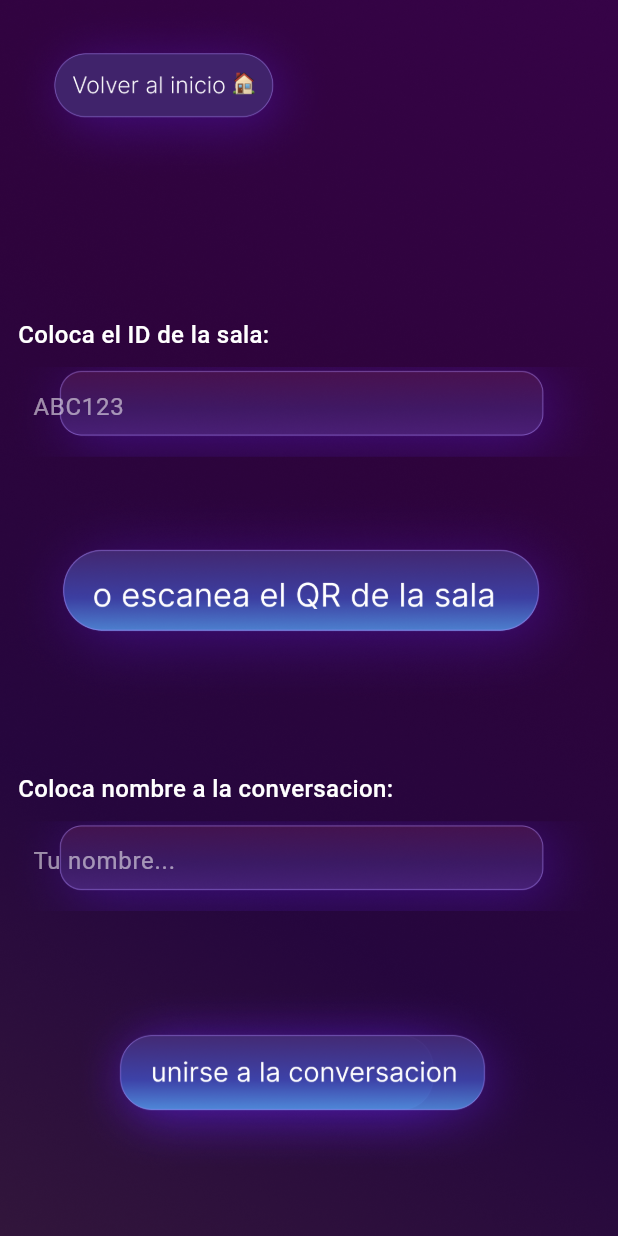
After one commit to tany12arevalo-pixel/HelloHand, a Flutter app: the MenuUnirseConversacionGrupalScreen screen opened by its route, on a phone screen of 412 x 824 dp. The commit adds this screen. Run offline on Flutter 3.47's test engine with Material 3 defaults, Android fonts, the phone set to English and light mode, and no system bars; our stand-ins replace go_router, shared_preferences; accounts and stored records are empty.

Commit message:
screens creadas

```diff
--- a/hellohand_app/lib/main.dart
+++ b/hellohand_app/lib/main.dart
@@ -3,9 +3,11 @@ import 'package:provider/provider.dart';
 import 'package:go_router/go_router.dart';
 import 'screens/test_screen.dart';
 import 'screens/home_screen.dart';
-import 'screens/menu_conversacion_rapida_screen.dart';
-import 'screens/menu_conversacion_grupal_screen.dart';
+import 'screens/menu_conversacion_rapida_screen.dart';  // Cambiar aquí
+import 'screens/menu_conversacion_grupal_screen.dart';  // Cambiar aquí
 import 'services/api_service.dart';
+import 'screens/menu_crear_conversacion_grupal_screen.dart';
+import 'screens/menu_unirse_conversacion_grupal_screen.dart';
 
 void main() {
   runApp(MyApp());
@@ -25,11 +27,19 @@ class MyApp extends StatelessWidget {
       ),
       GoRoute(
         path: '/menu-conversacion-rapida',
-        builder: (context, state) => MenuConversacionRapidaScreen(),
+        builder: (context, state) => MenuConversacionRapidaScreen(),  // Ya está bien
       ),
       GoRoute(
         path: '/menu-conversacion-grupal',
-        builder: (context, state) => MenuConversacionGrupalScreen(),
+        builder: (context, state) => MenuConversacionGrupalScreen(),  // Ya está bien
+      ),
+      GoRoute(
+        path: '/menu-crear-conversacion-grupal',
+        builder: (context, state) => MenuCrearConversacionGrupalScreen(),
+      ),
+      GoRoute(
+        path: '/menu-unirse-conversacion-grupal',
+        builder: (context, state) => MenuUnirseConversacionGrupalScreen(),
       ),
     ],
   );
--- /dev/null
+++ b/hellohand_app/lib/screens/menu_unirse_conversacion_grupal_screen.dart
@@ -0,0 +1,242 @@
+import 'package:flutter/material.dart';
+import 'package:go_router/go_router.dart';
+import 'package:provider/provider.dart';
+import 'package:shared_preferences/shared_preferences.dart';
+import '../services/api_service.dart';
+
+class MenuUnirseConversacionGrupalScreen extends StatefulWidget {
+  @override
+  _MenuUnirseConversacionGrupalScreenState createState() => _MenuUnirseConversacionGrupalScreenState();
+}
+
+class _MenuUnirseConversacionGrupalScreenState extends State<MenuUnirseConversacionGrupalScreen> {
+  final TextEditingController _roomIdController = TextEditingController();
+  final TextEditingController _nombreController = TextEditingController();
+  bool _isLoading = false;
+
+  @override
+  Widget build(BuildContext context) {
+    return Scaffold(
+      body: Container(
+        width: double.infinity,
+        height: double.infinity,
+        decoration: BoxDecoration(
+          image: DecorationImage(
+            image: AssetImage('assets/images/elements/Background_1.png'),
+            fit: BoxFit.cover,
+          ),
+        ),
+        child: SafeArea(
+          child: Padding(
+            padding: EdgeInsets.all(2),
+            child: Column(
+              children: [
+                // Botón Volver al Inicio (arriba)
+                Align(
+                  alignment: Alignment.topLeft,
+                  child: GestureDetector(
+                    onTap: () => context.go('/menu-conversacion-grupal'),
+                    child: Image.asset(
+                      'assets/images/elements/boton_volver_al_inicio.png',
+                      height: 120,
+                      fit: BoxFit.contain,
+                    ),
+                  ),
+                ),
+
+                // Espacio ajustable entre botón volver y contenido
+                SizedBox(height: 50),
+
+                // Contenido centrado
+                Expanded(
+                  child: Column(
+                    mainAxisAlignment: MainAxisAlignment.center,
+                    children: [
+                      // Campo ID de la Sala
+                      _buildInputWithLabel("Coloca el ID de la sala:", _roomIdController, "ABC123"),
+
+                      SizedBox(height: 20),
+
+                      // Botón Escanear QR
+                      GestureDetector(
+                        onTap: () => _escanearQR(),
+                        child: Image.asset(
+                          'assets/images/elements/menu unrise conversacion grupal/boton escanar QR.png',
+                          width: double.infinity,
+                          height: 150,
+                          fit: BoxFit.contain,
+                        ),
+                      ),
+
+                      SizedBox(height: 40),
+
+                      // Campo Nombre del Usuario
+                      _buildInputWithLabel("Coloca nombre a la conversacion:", _nombreController, "Tu nombre..."),
+
+                      SizedBox(height: 50),
+
+                      // Botón Unirse a la Conversación
+                      GestureDetector(
+                        onTap: _isLoading ? null : () => _unirseConversacion(),
+                        child: Stack(
+                          alignment: Alignment.center,
+                          children: [
+                            Image.asset(
+                              'assets/images/elements/menu unrise conversacion grupal/boton unirse a la conversacion.png',
+                              width: double.infinity,
+                              height: 125,
+                              fit: BoxFit.contain,
+                            ),
+                            if (_isLoading)
+                              CircularProgressIndicator(
+                                valueColor: AlwaysStoppedAnimation<Color>(Colors.white),
+                              ),
+                          ],
+                        ),
+                      ),
+                    ],
+                  ),
+                ),
+              ],
+            ),
+          ),
+        ),
+      ),
+    );
+  }
+
+  Widget _buildInputWithLabel(String label, TextEditingController controller, String hint) {
+    return Column(
+      crossAxisAlignment: CrossAxisAlignment.start,
+      children: [
+        // Texto label
+        Padding(
+          padding: EdgeInsets.only(left: 10, bottom: 10),
+          child: Text(
+            label,
+            style: TextStyle(
+              color: Colors.white,
+              fontSize: 16,
+              fontWeight: FontWeight.w500,
+            ),
+          ),
+        ),
+        // Input con imagen de fondo
+        Container(
+          height: 60,
+          decoration: BoxDecoration(
+            image: DecorationImage(
+              image: AssetImage('assets/images/elements/menu unrise conversacion grupal/layer input.png'),
+              fit: BoxFit.cover,
+            ),
+            borderRadius: BorderRadius.circular(15),
+          ),
+          child: TextField(
+            controller: controller,
+            style: TextStyle(color: Colors.white, fontSize: 16),
+            decoration: InputDecoration(
+              border: InputBorder.none,
+              contentPadding: EdgeInsets.symmetric(horizontal: 20, vertical: 15),
+              hintText: hint,
+              hintStyle: TextStyle(color: Colors.white54),
+            ),
+          ),
+        ),
+      ],
+    );
+  }
+
+  void _escanearQR() {
+    // TODO: Implementar scanner QR
+    print('Abrir scanner QR');
+    _mostrarInfo('Scanner QR próximamente...');
+  }
+
+  void _unirseConversacion() async {
+    // Validaciones
+    if (_roomIdController.text.trim().isEmpty) {
+      _mostrarError('Por favor ingresa el ID de la sala');
+      return;
+    }
+
+    if (_nombreController.text.trim().isEmpty) {
+      _mostrarError('Por favor ingresa tu nombre');
+      return;
+    }
+
+    setState(() {
+      _isLoading = true;
+    });
+
+    try {
+      final apiService = Provider.of<ApiService>(context, listen: false);
+
+      // Cargar la IP guardada desde SharedPreferences
+      final prefs = await SharedPreferences.getInstance();
+      final savedIP = prefs.getString('server_ip');
+
+      if (savedIP == null || savedIP.isEmpty) {
+        _mostrarError('Primero configura la IP del servidor en la pantalla de Test');
+        return;
+      }
+
+      // Configurar la URL base
+      apiService.updateBaseUrl(savedIP);
+
+      final roomId = _roomIdController.text.trim().toUpperCase();
+      final nombreUsuario = _nombreController.text.trim();
+
+      // TODO: Llamar a API para unirse a la sala
+      // final result = await apiService.joinRoom(roomId, nombreUsuario);
+
+      print('Intentando unirse a sala: $roomId');
+      print('Usuario: $nombreUsuario');
+
+      // Por ahora mostrar éxito simulado
+      ScaffoldMessenger.of(context).showSnackBar(
+        SnackBar(
+          content: Text('¡Uniéndose a la sala $roomId!'),
+          backgroundColor: Colors.green,
+          duration: Duration(seconds: 2),
+        ),
+      );
+
+      // TODO: Navegar a la pantalla de la sala
+      // context.go('/room/$roomId?name=$nombreUsuario&isCreator=false');
+
+    } catch (error) {
+      _mostrarError('Error al unirse a la sala: $error');
+    } finally {
+      setState(() {
+        _isLoading = false;
+      });
+    }
+  }
+
+  void _mostrarError(String mensaje) {
+    ScaffoldMessenger.of(context).showSnackBar(
+      SnackBar(
+        content: Text(mensaje),
+        backgroundColor: Colors.red,
+        duration: Duration(seconds: 3),
+      ),
+    );
+  }
+
+  void _mostrarInfo(String mensaje) {
+    ScaffoldMessenger.of(context).showSnackBar(
+      SnackBar(
+        content: Text(mensaje),
+        backgroundColor: Colors.blue,
+        duration: Duration(seconds: 2),
+      ),
+    );
+  }
+
+  @override
+  void dispose() {
+    _roomIdController.dispose();
+    _nombreController.dispose();
+    super.dispose();
+  }
+}
--- a/hellohand_app/pubspec.yaml
+++ b/hellohand_app/pubspec.yaml
@@ -43,3 +43,7 @@ flutter:
     - assets/images/
     - assets/images/elements/
     - assets/images/elements/home_screen/
+    - assets/images/elements/Menu conversacion grupal/
+    - assets/images/elements/menu conversacion rapdia/
+    - assets/images/elements/Menu crear conversacion grupal/
+    - assets/images/elements/menu unrise conversacion grupal/
```
Also changed, not shown: hellohand_app/lib/screens/menu_conversacion_grupal_screen.dart (+60 -13 lines), hellohand_app/lib/screens/menu_conversacion_rapida_screen.dart (+65 -13 lines), hellohand_app/lib/screens/menu_crear_conversacion_grupal_screen.dart (added, +225 -0 lines), hellohand_app/lib/services/api_service.dart (+23 -1 lines), hellohand_app/assets/images/elements/Menu conversacion grupal/boton_crear_conversacion_en_grupo.png (renamed from hellohand_app/assets/images/elements/Menu conversacion grupal/boton crear conversacion en grupo.png), hellohand_app/assets/images/elements/Menu conversacion grupal/uneta_a_una_conversacion_del_grupo.png (renamed from hellohand_app/assets/images/elements/Menu conversacion grupal/uneta a una conversacion del grupo.png), hellohand_app/assets/images/elements/boton_volver_al_inicio.png (renamed from hellohand_app/assets/images/elements/boton volver al inicio.png), hellohand_app/assets/images/elements/menu unrise conversacion grupal/boton escanar QR.png, hellohand_app/lib/screens/conversacion_grupal_screen.dart (added), 4 other files.
